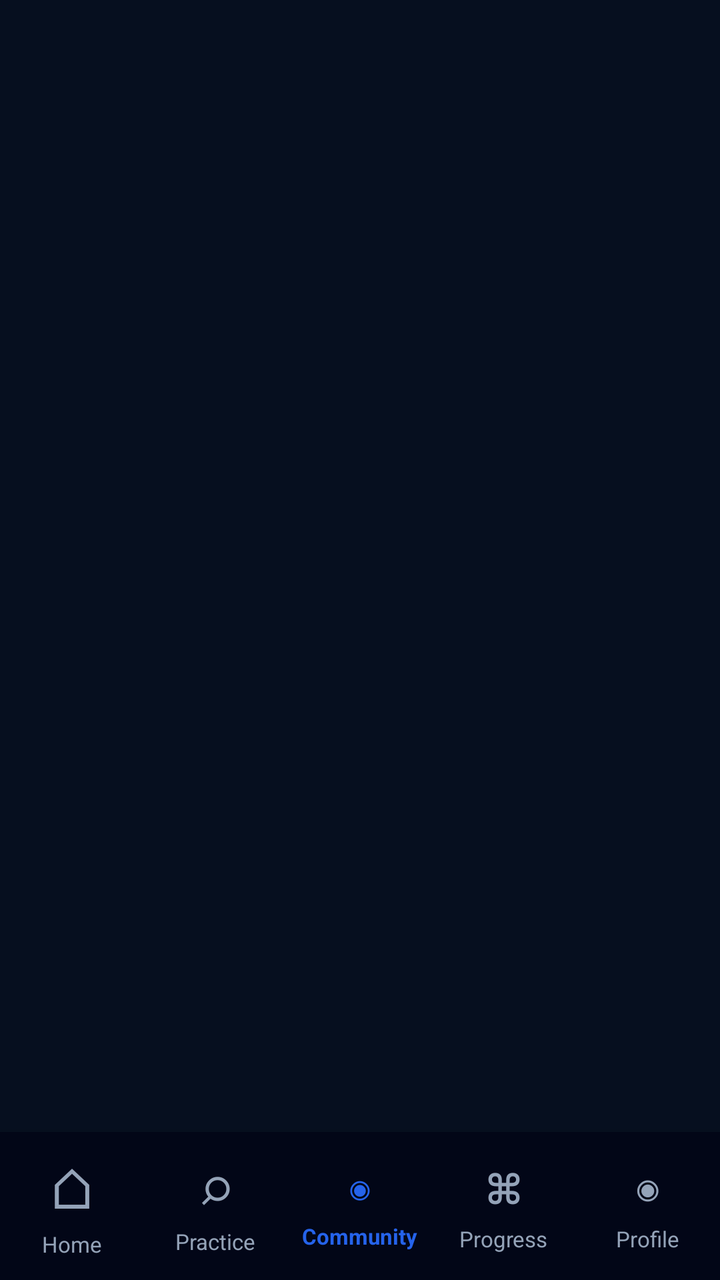
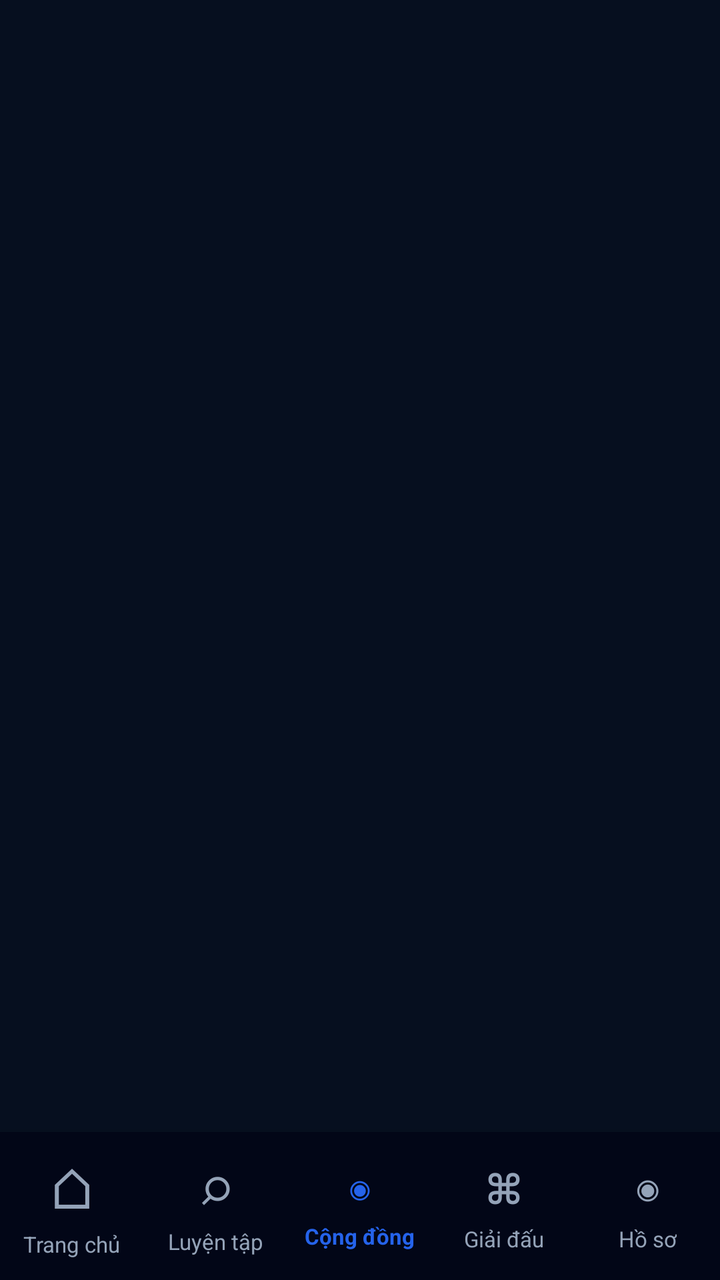

Two renders of the same Android screen: before a commit and after it. Below are the layout's source before the change and the commit's diff.
<!-- AndroidManifest.xml: application theme Theme.Democode3 -->
<!-- res/layout/activity_main.xml -->
<?xml version="1.0" encoding="utf-8"?>
<LinearLayout
    xmlns:android="http://schemas.android.com/apk/res/android"
    android:layout_width="match_parent"
    android:layout_height="match_parent"
    android:orientation="vertical"
    android:background="@color/dark_bg">

    
    
    

    <FrameLayout
        android:id="@+id/fragmentContainer"
        android:layout_width="match_parent"
        android:layout_height="0dp"
        android:layout_weight="1"/>

    
    
    

    <LinearLayout
        android:layout_width="match_parent"
        android:layout_height="74dp"
        android:orientation="horizontal"
        android:background="#020617"
        android:paddingTop="6dp"
        android:paddingBottom="8dp"
        android:elevation="20dp">

        

        <LinearLayout
            android:id="@+id/btnHome"
            android:layout_width="0dp"
            android:layout_height="match_parent"
            android:layout_weight="1"
            android:gravity="center"
            android:orientation="vertical">

            <TextView
                android:id="@+id/iconHome"
                android:layout_width="wrap_content"
                android:layout_height="wrap_content"
                android:text="⌂"
                android:textColor="#94A3B8"
                android:textSize="28sp"/>

            <TextView
                android:id="@+id/textHome"
                android:layout_width="wrap_content"
                android:layout_height="wrap_content"
                android:text="Home"
                android:textColor="#94A3B8"
                android:textSize="11sp"
                android:layout_marginTop="2dp"/>
        </LinearLayout>

        

        <LinearLayout
            android:id="@+id/btnPractice"
            android:layout_width="0dp"
            android:layout_height="match_parent"
            android:layout_weight="1"
            android:gravity="center"
            android:orientation="vertical">

            <TextView
                android:id="@+id/iconPractice"
                android:layout_width="wrap_content"
                android:layout_height="wrap_content"
                android:text="⌕"
                android:textColor="#94A3B8"
                android:textSize="26sp"/>

            <TextView
                android:id="@+id/textPractice"
                android:layout_width="wrap_content"
                android:layout_height="wrap_content"
                android:text="Practice"
                android:textColor="#94A3B8"
                android:textSize="11sp"
                android:layout_marginTop="2dp"/>
        </LinearLayout>

        

        <LinearLayout
            android:id="@+id/btnCommunity"
            android:layout_width="0dp"
            android:layout_height="match_parent"
            android:layout_weight="1"
            android:gravity="center"
            android:orientation="vertical">

            <TextView
                android:id="@+id/iconCommunity"
                android:layout_width="wrap_content"
                android:layout_height="wrap_content"
                android:text="◉"
                android:textColor="#2563EB"
                android:textSize="22sp"/>

            <TextView
                android:id="@+id/textCommunity"
                android:layout_width="wrap_content"
                android:layout_height="wrap_content"
                android:text="Community"
                android:textColor="#2563EB"
                android:textStyle="bold"
                android:textSize="11sp"
                android:layout_marginTop="2dp"/>
        </LinearLayout>

        

        <LinearLayout
            android:id="@+id/btnProgress"
            android:layout_width="0dp"
            android:layout_height="match_parent"
            android:layout_weight="1"
            android:gravity="center"
            android:orientation="vertical">

            <TextView
                android:id="@+id/iconProgress"
                android:layout_width="wrap_content"
                android:layout_height="wrap_content"
                android:text="⌘"
                android:textColor="#94A3B8"
                android:textSize="24sp"/>

            <TextView
                android:id="@+id/textProgress"
                android:layout_width="wrap_content"
                android:layout_height="wrap_content"
                android:text="Progress"
                android:textColor="#94A3B8"
                android:textSize="11sp"
                android:layout_marginTop="2dp"/>
        </LinearLayout>

        

        <LinearLayout
            android:id="@+id/btnProfile"
            android:layout_width="0dp"
            android:layout_height="match_parent"
            android:layout_weight="1"
            android:gravity="center"
            android:orientation="vertical">

            <TextView
                android:id="@+id/iconProfile"
                android:layout_width="wrap_content"
                android:layout_height="wrap_content"
                android:text="◉"
                android:textColor="#94A3B8"
                android:textSize="24sp"/>

            <TextView
                android:id="@+id/textProfile"
                android:layout_width="wrap_content"
                android:layout_height="wrap_content"
                android:text="Profile"
                android:textColor="#94A3B8"
                android:textSize="11sp"
                android:layout_marginTop="2dp"/>
        </LinearLayout>

    </LinearLayout>

</LinearLayout>
<!-- resources referenced by this layout -->
<resources>
  <color name="dark_bg">#060F1F</color>
  <style name="Theme.Democode3" parent="Base.Theme.Democode3" />
  <style name="Base.Theme.Democode3" parent="Theme.Material3.DayNight.NoActionBar">
          
          
      </style>
</resources>

<!-- the commit's change to res/layout/activity_main.xml (unified diff, before → after) -->
@@ -51,7 +51,7 @@
                 android:id="@+id/textHome"
                 android:layout_width="wrap_content"
                 android:layout_height="wrap_content"
-                android:text="Home"
+                android:text="Trang chủ"
                 android:textColor="#94A3B8"
                 android:textSize="11sp"
                 android:layout_marginTop="2dp"/>
@@ -79,7 +79,7 @@
                 android:id="@+id/textPractice"
                 android:layout_width="wrap_content"
                 android:layout_height="wrap_content"
-                android:text="Practice"
+                android:text="Luyện tập"
                 android:textColor="#94A3B8"
                 android:textSize="11sp"
                 android:layout_marginTop="2dp"/>
@@ -107,7 +107,7 @@
                 android:id="@+id/textCommunity"
                 android:layout_width="wrap_content"
                 android:layout_height="wrap_content"
-                android:text="Community"
+                android:text="Cộng đồng"
                 android:textColor="#2563EB"
                 android:textStyle="bold"
                 android:textSize="11sp"
@@ -136,7 +136,7 @@
                 android:id="@+id/textProgress"
                 android:layout_width="wrap_content"
                 android:layout_height="wrap_content"
-                android:text="Progress"
+                android:text="Giải đấu"
                 android:textColor="#94A3B8"
                 android:textSize="11sp"
                 android:layout_marginTop="2dp"/>
@@ -164,7 +164,7 @@
                 android:id="@+id/textProfile"
                 android:layout_width="wrap_content"
                 android:layout_height="wrap_content"
-                android:text="Profile"
+                android:text="Hồ sơ"
                 android:textColor="#94A3B8"
                 android:textSize="11sp"
                 android:layout_marginTop="2dp"/>
<!-- resource entries referenced after the edit -->
@@ -3,8 +3,21 @@
   <color name="dark_bg">#060F1F</color>
   <style name="Theme.Democode3" parent="Base.Theme.Democode3" />
   <style name="Base.Theme.Democode3" parent="Theme.Material3.DayNight.NoActionBar">
+  
           
-          
+  
+          <item name="colorPrimary">
+              #2563EB
+          </item>
+  
+          <item name="colorSecondary">
+              #2563EB
+          </item>
+  
+          <item name="android:colorBackground">
+              #020817
+          </item>
+  
       </style>
 </resources>
 
